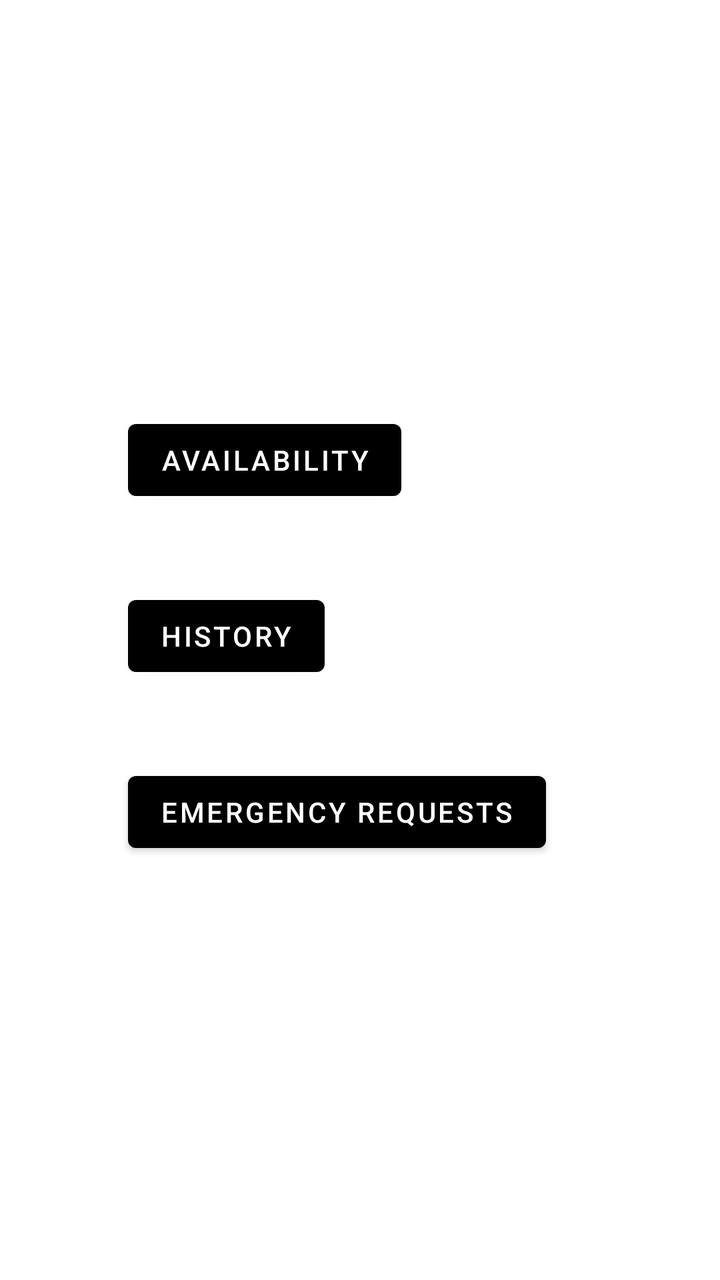
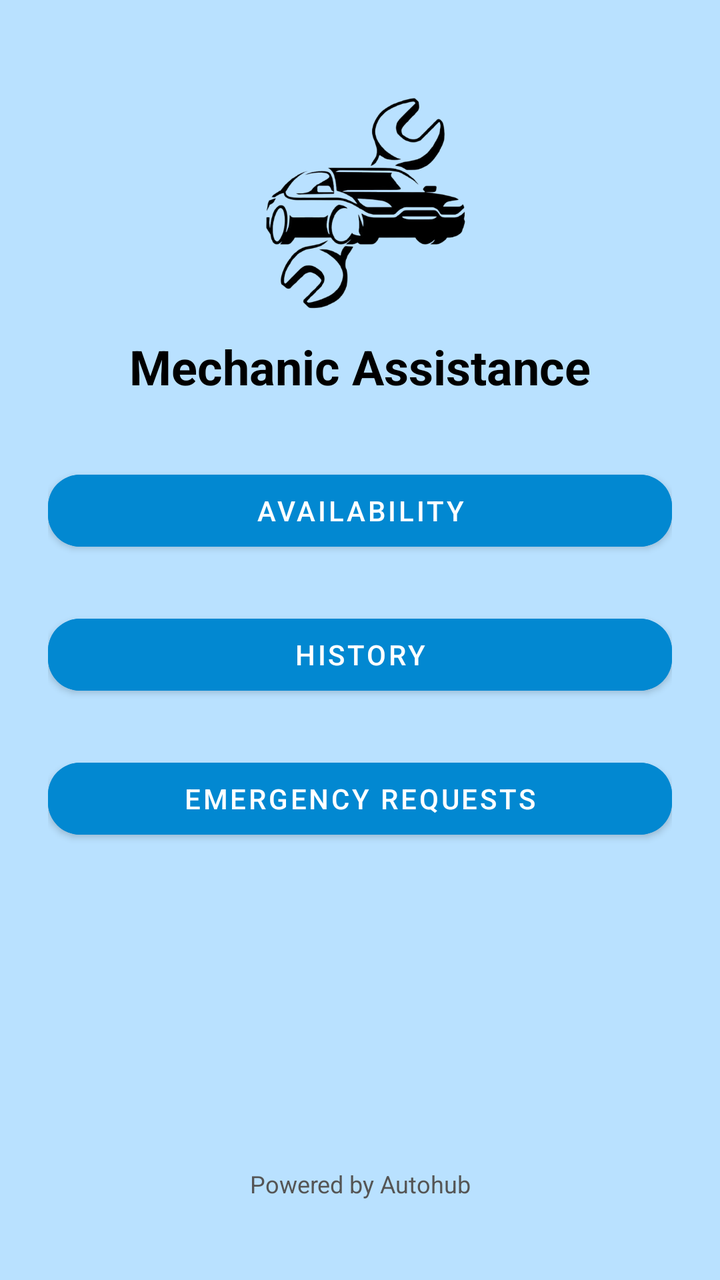

An Android layout rendered at two revisions. The XML below is the earlier revision; the diff shows what the commit changed to produce the second picture.
<!-- AndroidManifest.xml: application theme Theme.AUTOHUB -->
<!-- res/layout/mechanic_dashboard_main.xml -->
<?xml version="1.0" encoding="utf-8"?>
<androidx.constraintlayout.widget.ConstraintLayout xmlns:android="http://schemas.android.com/apk/res/android"
    xmlns:app="http://schemas.android.com/apk/res-auto"
    xmlns:tools="http://schemas.android.com/tools"
    android:layout_width="match_parent"
    android:layout_height="match_parent"
    tools:context=".mechanic.MechanicActivity">

    <Button
        android:id="@+id/seeHistory"
        android:layout_width="wrap_content"
        android:layout_height="wrap_content"
        android:layout_marginStart="64dp"
        android:layout_marginTop="40dp"
        android:text="History"
        app:layout_constraintStart_toStartOf="parent"
        app:layout_constraintTop_toBottomOf="@+id/be_active" />

    <Button
        android:id="@+id/be_active"
        android:layout_width="wrap_content"
        android:layout_height="wrap_content"
        android:layout_marginStart="64dp"
        android:text="Availability"
        app:layout_constraintBottom_toBottomOf="parent"
        app:layout_constraintStart_toStartOf="parent"
        app:layout_constraintTop_toTopOf="parent"
        app:layout_constraintVertical_bias="0.348" />

    <Button
        android:id="@+id/emergencyRequests"
        android:layout_width="wrap_content"
        android:layout_height="wrap_content"
        android:text="Emergency Requests"
        app:layout_constraintStart_toStartOf="parent"
        app:layout_constraintTop_toBottomOf="@+id/seeHistory"
        android:layout_marginTop="40dp"
        android:layout_marginStart="64dp" />
</androidx.constraintlayout.widget.ConstraintLayout>
<!-- resources referenced by this layout -->
<resources>
  <style name="Theme.AUTOHUB" parent="Theme.MaterialComponents.DayNight.DarkActionBar">
          <item name="colorPrimary">@color/black</item> 
          <item name="colorPrimaryVariant">@color/white</item> 
          <item name="colorOnPrimary">@color/white</item> 
          <item name="colorSecondary">@color/black</item> 
          <item name="colorOnSecondary">@color/white</item> 
          <item name="android:windowBackground">@color/white</item> 
      </style>
  <color name="black">#FF000000</color>
  <color name="white">#FFFFFFFF</color>
</resources>

<!-- the commit's change to res/layout/mechanic_dashboard_main.xml (unified diff, before → after) -->
@@ -4,36 +4,99 @@
     xmlns:tools="http://schemas.android.com/tools"
     android:layout_width="match_parent"
     android:layout_height="match_parent"
+    android:background="#B9E1FF"
+    android:padding="24dp"
     tools:context=".mechanic.MechanicActivity">
 
-    <Button
-        android:id="@+id/seeHistory"
+    
+
+    
+
+    
+
+    <ImageView
+        android:id="@+id/appLogo"
+        android:layout_width="170dp"
+        android:layout_height="115dp"
+        android:layout_marginTop="20dp"
+        android:contentDescription="App Logo"
+        android:src="@drawable/car"
+        app:layout_constraintEnd_toEndOf="parent"
+        app:layout_constraintHorizontal_bias="0.497"
+        app:layout_constraintStart_toStartOf="parent"
+        app:layout_constraintTop_toTopOf="parent" />
+
+    <TextView
+        android:id="@+id/appName"
         android:layout_width="wrap_content"
         android:layout_height="wrap_content"
-        android:layout_marginStart="64dp"
-        android:layout_marginTop="40dp"
+        android:layout_marginTop="8dp"
+        android:text="Mechanic Assistance"
+        android:textColor="#000000"
+        android:textSize="24sp"
+        android:textStyle="bold"
+        app:layout_constraintEnd_toEndOf="parent"
+        app:layout_constraintStart_toStartOf="parent"
+        app:layout_constraintTop_toBottomOf="@id/appLogo" />
+
+    <com.google.android.material.button.MaterialButton
+        android:id="@+id/be_active"
+        android:layout_width="0dp"
+        android:layout_height="wrap_content"
+        android:text="Availability"
+        android:textColor="#FFFFFF"
+        android:backgroundTint="#0288D1"
+        app:cornerRadius="16dp"
+        app:iconPadding="8dp"
+        style="@style/Widget.MaterialComponents.Button"
+        app:layout_constraintTop_toBottomOf="@id/appName"
+        app:layout_constraintStart_toStartOf="parent"
+        app:layout_constraintEnd_toEndOf="parent"
+        android:layout_marginTop="32dp" />
+
+    
+    <com.google.android.material.button.MaterialButton
+        android:id="@+id/seeHistory"
+        android:layout_width="0dp"
+        android:layout_height="wrap_content"
         android:text="History"
+        android:textColor="#FFFFFF"
+        android:backgroundTint="#0288D1"
+        app:cornerRadius="16dp"
+        app:iconPadding="8dp"
+        style="@style/Widget.MaterialComponents.Button"
+        app:layout_constraintTop_toBottomOf="@id/be_active"
         app:layout_constraintStart_toStartOf="parent"
-        app:layout_constraintTop_toBottomOf="@+id/be_active" />
+        app:layout_constraintEnd_toEndOf="parent"
+        android:layout_marginTop="24dp" />
 
-    <Button
-        android:id="@+id/be_active"
+    
+    <com.google.android.material.button.MaterialButton
+        android:id="@+id/emergencyRequests"
+        android:layout_width="0dp"
+        android:layout_height="wrap_content"
+        android:text="Emergency Requests"
+        android:textColor="#FFFFFF"
+        android:backgroundTint="#0288D1"
+        app:cornerRadius="16dp"
+        app:iconPadding="8dp"
+        style="@style/Widget.MaterialComponents.Button"
+        app:layout_constraintTop_toBottomOf="@id/seeHistory"
+        app:layout_constraintStart_toStartOf="parent"
+        app:layout_constraintEnd_toEndOf="parent"
+        android:layout_marginTop="24dp" />
+
+    
+    <TextView
+        android:id="@+id/footerText"
         android:layout_width="wrap_content"
         android:layout_height="wrap_content"
-        android:layout_marginStart="64dp"
-        android:text="Availability"
+        android:text="Powered by Autohub"
+        android:textSize="12sp"
+        android:textColor="#555555"
         app:layout_constraintBottom_toBottomOf="parent"
         app:layout_constraintStart_toStartOf="parent"
-        app:layout_constraintTop_toTopOf="parent"
-        app:layout_constraintVertical_bias="0.348" />
+        app:layout_constraintEnd_toEndOf="parent"
+        android:layout_marginBottom="16dp" />
 
-    <Button
-        android:id="@+id/emergencyRequests"
-        android:layout_width="wrap_content"
-        android:layout_height="wrap_content"
-        android:text="Emergency Requests"
-        app:layout_constraintStart_toStartOf="parent"
-        app:layout_constraintTop_toBottomOf="@+id/seeHistory"
-        android:layout_marginTop="40dp"
-        android:layout_marginStart="64dp" />
 </androidx.constraintlayout.widget.ConstraintLayout>
<!-- resource entries referenced after the edit -->
@@ -1,5 +1,6 @@
 <!-- resources referenced by this layout -->
 <resources>
+  <!-- drawable car: png bitmap (drawable, 71690 bytes) -->
   <style name="Theme.AUTOHUB" parent="Theme.MaterialComponents.DayNight.DarkActionBar">
           <item name="colorPrimary">@color/black</item> 
           <item name="colorPrimaryVariant">@color/white</item> 
